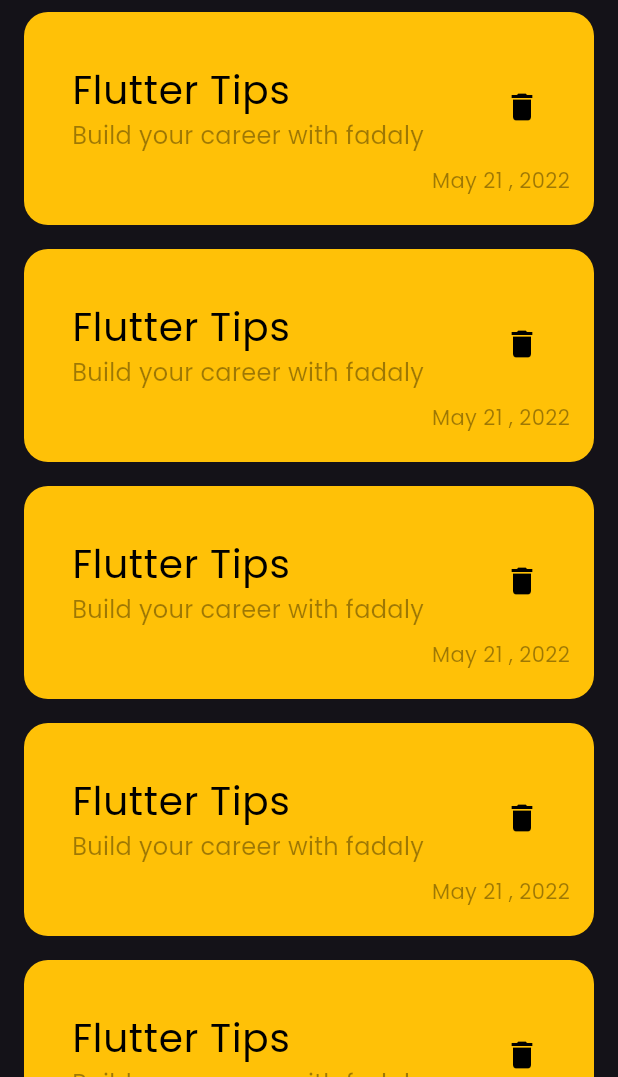
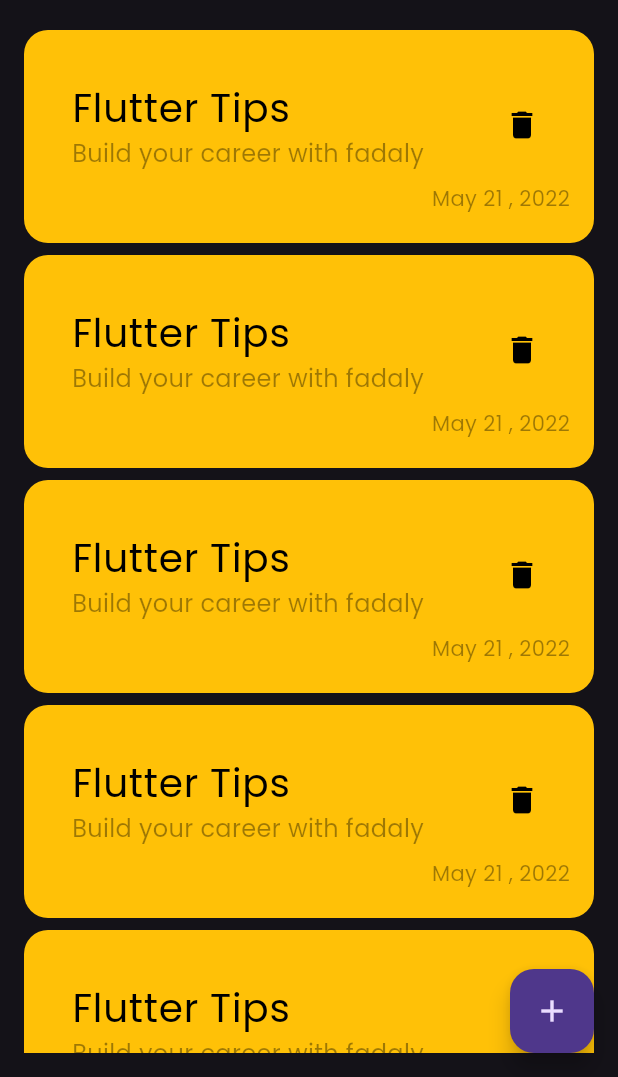
Before and after one commit to malifadali-gif/notes_app, a Flutter app: the screen it shows after launch, on a phone screen of 412 x 824 dp, the part 159-1236 px from its top. Run offline on Flutter 3.47's test engine with Material 3 defaults, Android fonts, the phone set to English and light mode, and no system bars.

```diff
--- a/lib/views/notes_view.dart
+++ b/lib/views/notes_view.dart
@@ -7,7 +7,25 @@ class NotesView extends StatelessWidget {
   @override
   Widget build(BuildContext context) {
     return Scaffold(
-      body: NotesViewBody(),
+      floatingActionButton: FloatingActionButton(onPressed: ()
+      {
+        showModalBottomSheet(context: context, builder: (context)
+        {
+          return Container();
+        }
+        );
+        } ,
+        child: const Icon(Icons.add),),
+      body:  const NotesViewBody(),
     );
   }
 }
+
+class AddNoteButtomSheet extends StatelessWidget {
+  const AddNoteButtomSheet({super.key});
+
+  @override
+  Widget build(BuildContext context) {
+    return Container();
+  }
+}
--- a/lib/views/widgets/notes_list_view.dart
+++ b/lib/views/widgets/notes_list_view.dart
@@ -6,15 +6,22 @@ import 'custom_note_item.dart';
 class NotesListView extends StatelessWidget {
   const NotesListView({super.key});
 
+
   @override
   Widget build(BuildContext context) {
-    return ListView.builder(itemBuilder: (context , index)
-    {
-      return const Padding(
-        padding:  EdgeInsets.symmetric(vertical: 8),
-        child:  NotesItem(),
+    return Padding(
+      padding: const EdgeInsets.symmetric(vertical: 16),
+      child: ListView.builder(
+        padding: EdgeInsets.zero,
+          itemBuilder: (context , index)
+      {
 
-      );
-    });
+        return const Padding(
+          padding:  EdgeInsets.symmetric(vertical: 4),
+          child:  NotesItem(),
+
+        );
+      }),
+    );
   }
 }
```
Also changed, not shown: lib/views/widgets/add_bottom_sheet.dart (added, +10 -0 lines).
